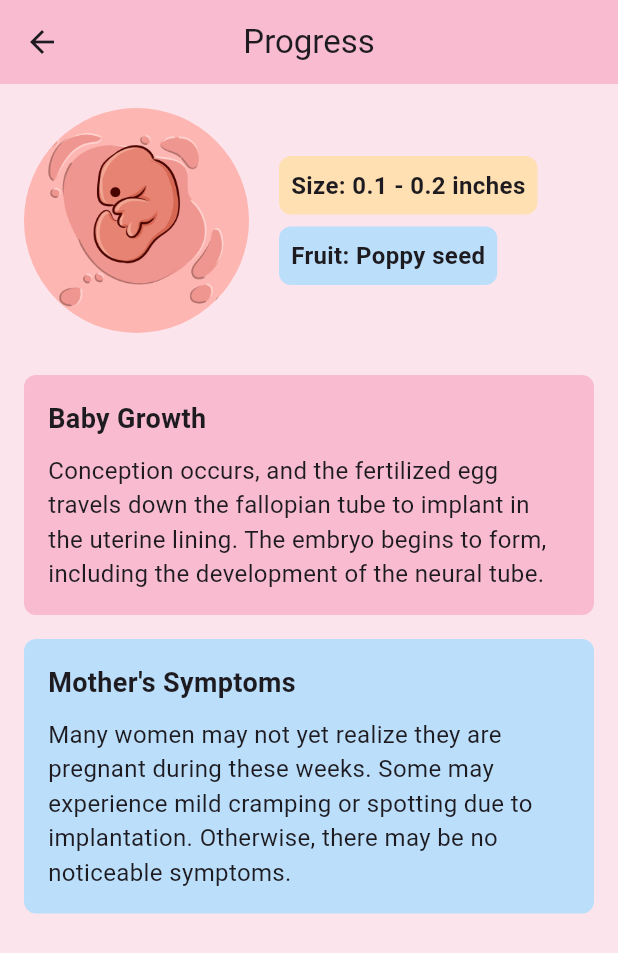
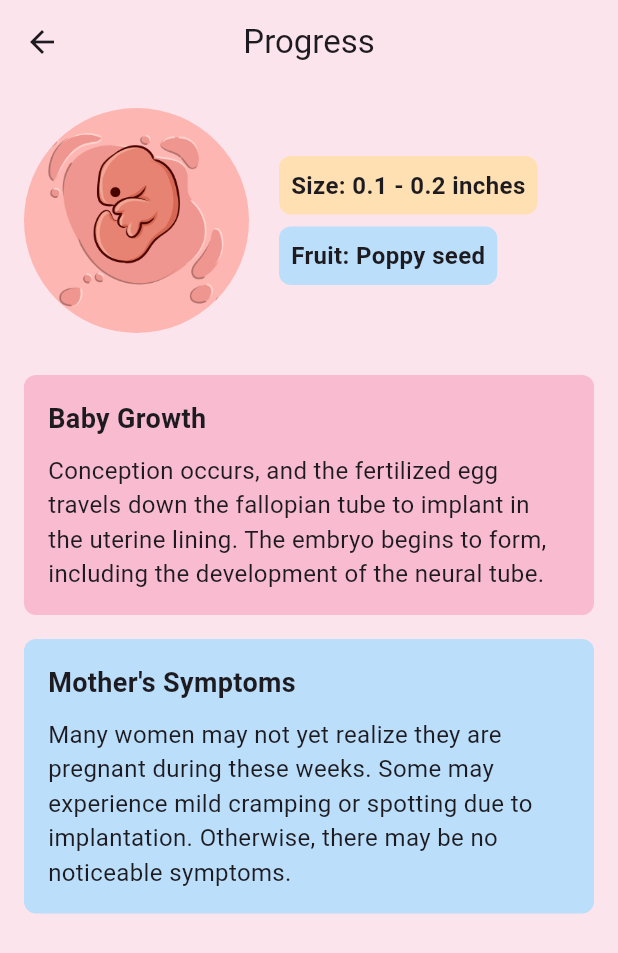
Before and after one commit to ShaikMoosa/Halima, a Flutter app: the HomeScreen screen opened by its route, after a tap on "View Progress", on a phone screen of 412 x 824 dp. Shown: the top 953 px of the screen. Run offline on Flutter 3.47's test engine with Material 3 defaults, Android fonts, the phone set to English and light mode, and no system bars; Roboto replaces fonts that are missing (Arial).

Commit message:
made appbar color pink.shade50

```diff
--- a/lib/home_screen.dart
+++ b/lib/home_screen.dart
@@ -69,7 +69,13 @@ class HomeScreenState extends State<HomeScreen> {
 
     return Scaffold(
       appBar: AppBar(
-        title: Text(babyName), // Display baby name or default title
+        title: Center(
+          child: Text(
+            babyName, // Display baby name or default title
+            style: TextStyle(color: const Color.fromARGB(255, 0, 0, 0)),
+          ),
+        ),
+        backgroundColor: Colors.pink.shade50, // Optional: Set background color for the AppBar
       ),
       body: weeksData.isEmpty
           ? const Center(
--- a/lib/view_progress_screen.dart
+++ b/lib/view_progress_screen.dart
@@ -23,7 +23,7 @@ class ViewProgressScreen extends StatelessWidget {
       appBar: AppBar(
         title: const Text('Progress'),
         centerTitle: true,
-        backgroundColor: Colors.pink.shade100,
+        backgroundColor: Colors.pink.shade50,
         elevation: 0,
       ),
       body: SingleChildScrollView(
```
